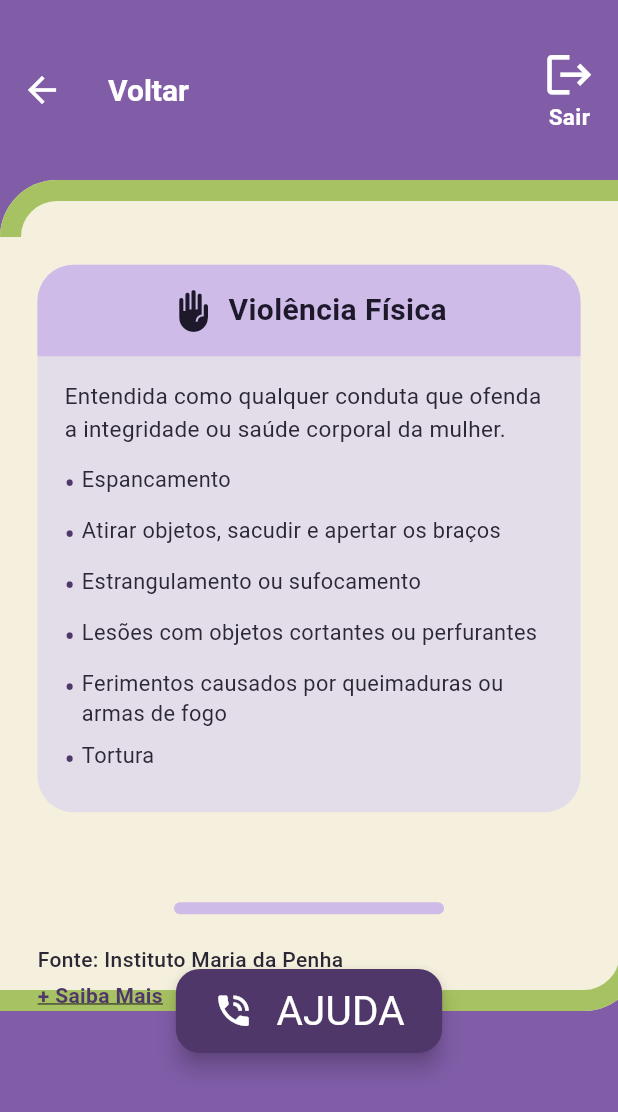
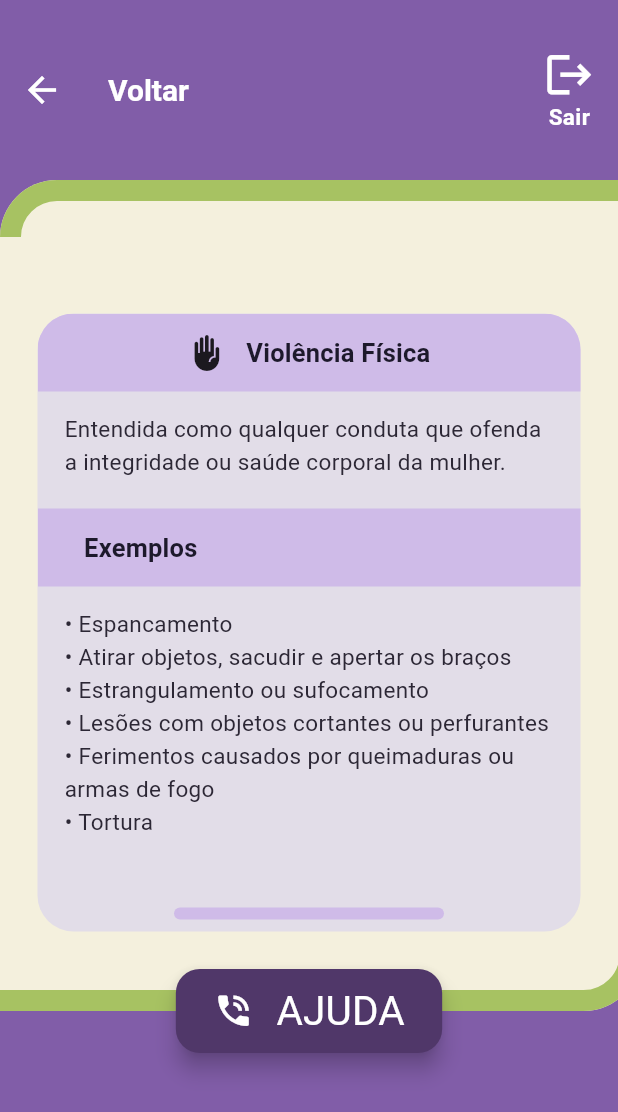
Before and after one commit to Alunewie/DefesaMulher, a Flutter app: the TipoViolencia screen opened by its route, after a tap on "Violência Física", on a phone screen of 412 x 824 dp. Shown: the top 1112 px of the screen. Run offline on Flutter 3.47's test engine with Material 3 defaults, Android fonts, the phone set to English and light mode, and no system bars.

Commit message:
feat: Ajustes nos cartões para tela de tipos de violência.

```diff
--- a/lib/custom_widgets/section_card.dart
+++ b/lib/custom_widgets/section_card.dart
@@ -4,10 +4,14 @@ import 'package:url_launcher/url_launcher.dart';
 class SectionItem {
   final String titulo;
   final String conteudo;
+  final IconData? icone;
+  final bool? tituloCentralizado;
 
   const SectionItem({
     required this.titulo,
     required this.conteudo,
+    this.icone,
+    this.tituloCentralizado
   });
 }
 
@@ -111,15 +115,22 @@ class SectionCard extends StatelessWidget {
               top: isFirst ? const Radius.circular(24) : Radius.zero,
             ),
           ),
-          child: Text(
+          child: Row(
+            mainAxisAlignment:  item.tituloCentralizado == null || item.tituloCentralizado!
+                ?  MainAxisAlignment.center : MainAxisAlignment.start,
+            spacing: 15,
+            children: [
+              item.icone != null ? Icon(item.icone) : Container(),
+              Text(
                 item.titulo,
-            textAlign: TextAlign.center,
                 style: const TextStyle(
                   fontSize: 17,
                   fontWeight: FontWeight.bold,
                   color: Color(0xFF1D192B),
                   letterSpacing: 0.15,
                 ),
+              )
+            ],
           ),
         ),
         Padding(
--- a/lib/screens/tipo_violencia.dart
+++ b/lib/screens/tipo_violencia.dart
@@ -2,6 +2,8 @@ import 'package:flutter/material.dart';
 import 'package:url_launcher/url_launcher.dart';
 import 'package:defesa_mulher_app/custom_widgets/custom_scaffold.dart';
 import 'package:defesa_mulher_app/models/violencia_item.dart';
+
+import '../custom_widgets/section_card.dart';
 
 class TipoViolencia extends StatefulWidget {
   const TipoViolencia({super.key});
@@ -115,10 +117,8 @@ class _TipoViolenciaState extends State<TipoViolencia> {
   }
 
   Widget _buildTelaDetalhe(ViolenciaItem item) {
-    final double larguraTela = MediaQuery.sizeOf(context).width;
-    final double larguraCard = larguraTela > 400 ? 362 : larguraTela - 32;
-
     return CustomScaffold(
+      espacamento: 0,
       textoVoltar: 'Voltar para as opções',
       onVoltar: () {
         setState(() {
@@ -126,136 +126,21 @@ class _TipoViolenciaState extends State<TipoViolencia> {
         });
       },
       conteudos: [
-        Container(
-          width: larguraCard,
-          decoration: BoxDecoration(
-            color: const Color(0xFFE2DDE8),
-            borderRadius: BorderRadius.circular(24),
-          ),
-          child: Column(
-            crossAxisAlignment: CrossAxisAlignment.stretch,
-            children: [
-              Container(
-                padding: const EdgeInsets.symmetric(horizontal: 16, vertical: 16),
-                decoration: const BoxDecoration(
-                  color: Color(0xFFCFBBE8),
-                  borderRadius: BorderRadius.vertical(
-                    top: Radius.circular(24),
-                  ),
-                ),
-                child: Row(
-                  mainAxisAlignment: MainAxisAlignment.center,
-                  children: [
-                    Icon(item.icone, size: 28, color: const Color(0xFF1D192B)),
-                    const SizedBox(width: 10),
-                    Flexible(
-                      child: Text(
-                        item.titulo,
-                        style: const TextStyle(
-                          fontSize: 20,
-                          fontWeight: FontWeight.bold,
-                          color: Color(0xFF1D192B),
-                        ),
-                      ),
-                    ),
-                  ],
-                ),
-              ),
-
-              Padding(
-                padding: const EdgeInsets.fromLTRB(18, 16, 18, 12),
-                child: Text(
-                  item.definicao,
-                  style: const TextStyle(
-                    fontSize: 15,
-                    height: 1.45,
-                    color: Color(0xFF2C2735),
-                  ),
-                ),
-              ),
-
-              if (item.exemplos.isNotEmpty) ...[
-                Padding(
-                  padding: const EdgeInsets.symmetric(horizontal: 18),
-                  child: Column(
-                    children: item.exemplos.map((exemplo) {
-                      return Padding(
-                        padding: const EdgeInsets.only(bottom: 8),
-                        child: Row(
-                          crossAxisAlignment: CrossAxisAlignment.start,
-                          children: [
-                            const Text(
-                              '• ',
-                              style: TextStyle(
-                                fontSize: 18,
-                                fontWeight: FontWeight.bold,
-                                color: Color(0xFF503769),
-                              ),
-                            ),
-                            Expanded(
-                              child: Text(
-                                exemplo,
-                                style: const TextStyle(
-                                  fontSize: 14.5,
-                                  height: 1.35,
-                                  color: Color(0xFF2C2735),
-                                ),
-                              ),
-                            ),
-                          ],
-                        ),
-                      );
-                    }).toList(),
-                  ),
-                ),
-              ],
-
-              const SizedBox(height: 14),
-            ],
-          ),
-        ),
-
-        const SizedBox(height: 20),
-
-        Center(
-          child: Container(
-            width: 180,
-            height: 8,
-            decoration: BoxDecoration(
-              color: const Color(0xFFCFBBE8),
-              borderRadius: BorderRadius.circular(20),
+        SectionCard(
+          itens: [
+            SectionItem(
+              titulo: item.titulo,
+              icone: item.icone,
+              conteudo: item.definicao,
             ),
-          ),
-        ),
-
-        SizedBox(
-          width: larguraCard,
-          child: Column(
-            crossAxisAlignment: CrossAxisAlignment.start,
-            children: [
-              Text(
-                item.fonte,
-                style: const TextStyle(
-                  fontSize: 14,
-                  fontWeight: FontWeight.w500,
-                  color: Color(0xFF2C2735),
-                ),
-              ),
-              const SizedBox(height: 4),
-              GestureDetector(
-                onTap: () => _abrirLink(item.link),
-                child: const Text(
-                  '+ Saiba Mais',
-                  style: TextStyle(
-                    fontSize: 14,
-                    color: Color(0xFF503769),
-                    fontWeight: FontWeight.bold,
-                    decoration: TextDecoration.underline,
-                  ),
-                ),
-              ),
-            ],
-          ),
+            SectionItem(titulo: 'Exemplos',
+                tituloCentralizado: false,
+                conteudo: item.exemplos.map((exemplo) {
+              return '• $exemplo\n';
+            }).join(''))
+          ],
+          fonte: item.fonte,
+          linkSaibaMais: item.link,
         ),
       ],
     );
```
Lines whose indentation alone changed are shown as unchanged.
